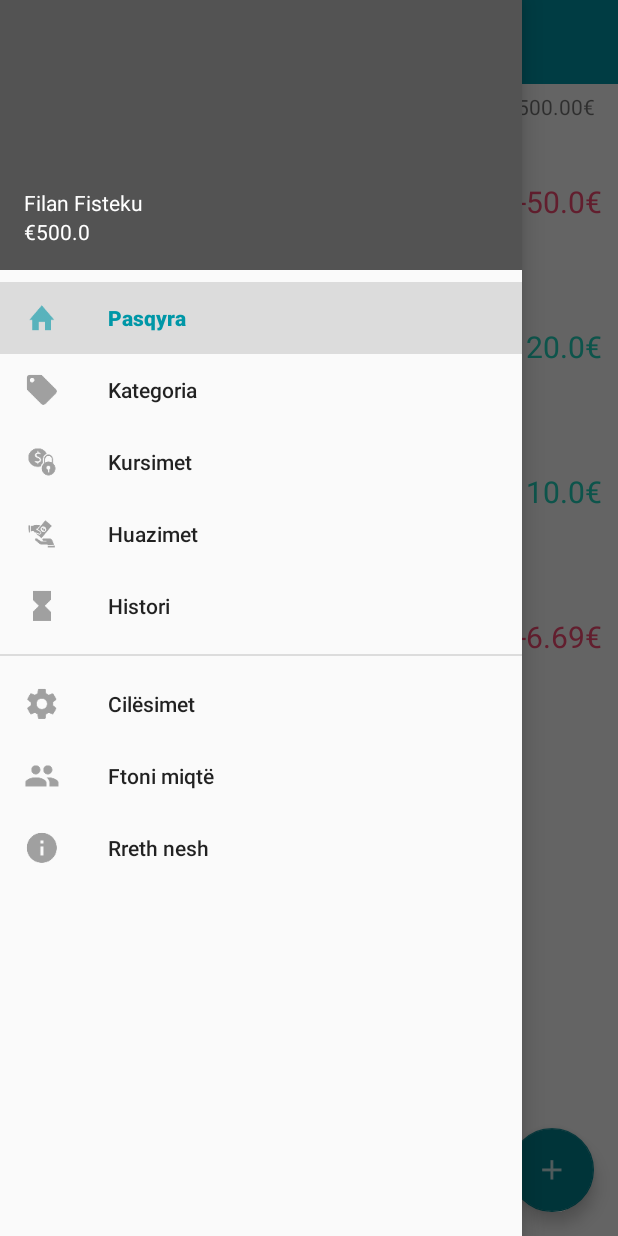
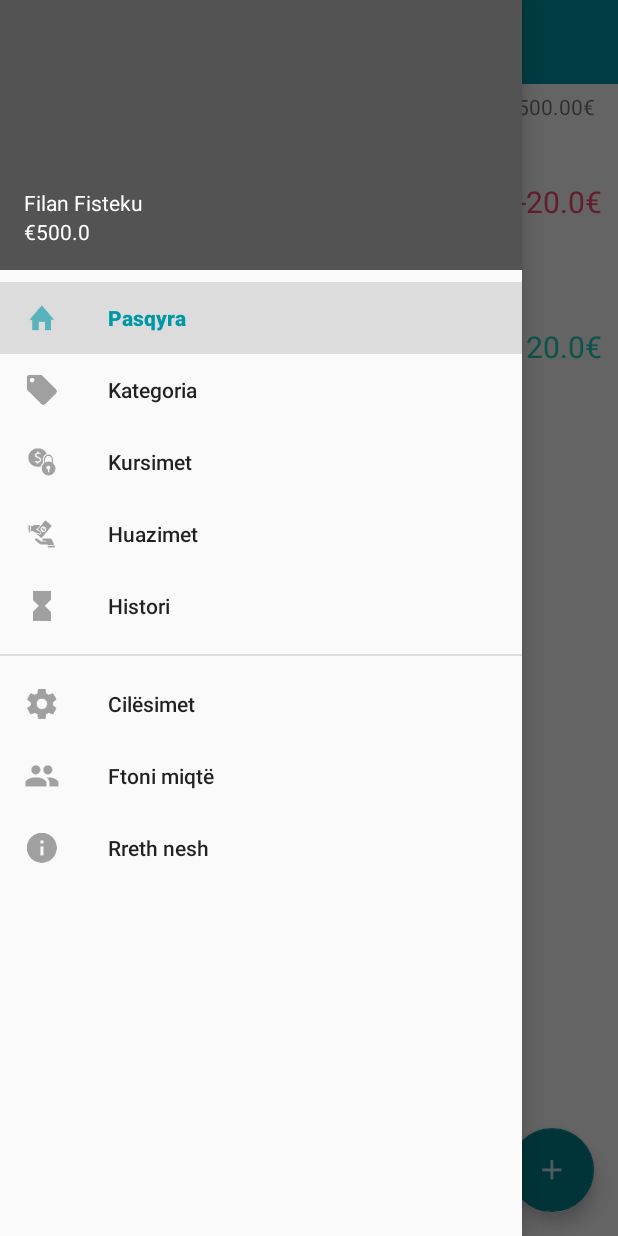
Before and after one commit to berishaerblin/Kuleta-MoneyManager, an Android app: the Pasqyra screen opened directly, with no data from a screen before it, with the side drawer open, on a phone screen of 412 x 824 dp. Run offline under Robolectric (Android 15) with nearby library versions, the light colour scheme and no system bars.

Commit message:
Rikonstruktimi i Kategorive, funksionet per marrjen e te dhenave ne Databaz per tabelen e Kategorive, insertimi i disa te dhenave ne Income dhe Expense!

```diff
--- a/app/src/main/java/com/berishaerblin/moneymanager/Category/Pasqyra/Pasqyra.java
+++ b/app/src/main/java/com/berishaerblin/moneymanager/Category/Pasqyra/Pasqyra.java
@@ -15,6 +15,7 @@ import android.widget.Toast;
 
 import com.berishaerblin.moneymanager.R;
 import com.berishaerblin.moneymanager.dataBase.DataBaseSource;
+import com.berishaerblin.moneymanager.dataBase.model.Balance;
 import com.berishaerblin.moneymanager.dataBase.model.Expense;
 import com.berishaerblin.moneymanager.dataBase.model.Income;
 
@@ -25,6 +26,7 @@ import java.util.List;
 
 /**
  * Created by mergimkrasniqi on 12/26/16.
+ * Edited by berishaerblin & mergimkrasniqi on 12/27/16.
  */
 
 public class Pasqyra extends Fragment {
@@ -42,25 +44,21 @@ public class Pasqyra extends Fragment {
         View v = inflater.inflate(R.layout.fragment_pasqyra, container, false);
 
         floatingActionButton = (FloatingActionButton) v.findViewById(R.id.fab_add);
+
         listView = (ListView)v.findViewById(R.id.Lstpasqyra);
         dataBaseSource = new DataBaseSource(getContext());
         mirrors = new ArrayList<Object>();
+
         SimpleDateFormat dateFormat = new SimpleDateFormat("dd/MM/yyyy");
+//
+//        Balance b = new Balance(500.00);
+//        dataBaseSource.createBalance(b);
 
-        Income i = new Income(1,20.00,dateFormat.format(new Date()),3,1);
-        Income i1 = new Income(1,10.00,dateFormat.format(new Date()),4,1);
-
-        Expense e = new Expense(2,50.00,dateFormat.format(new Date()),8,1);
-        Expense e1 = new Expense(2,6.69,dateFormat.format(new Date()),11,1);
-
-        dataBaseSource.insertIntoExpense(e);
-        dataBaseSource.insertIntoIncome(i);
-
+        Income i = new Income(20.00,dateFormat.format(new Date()),4,1);
+        Expense e = new Expense(20.00,dateFormat.format(new Date()),6,1);
 
         mirrors.add(e);
         mirrors.add(i);
-        mirrors.add(i1);
-        mirrors.add(e1);
 
         customAdapterPasqyra = new CustomAdapterPasqyra(getContext(),mirrors);
         listView.setAdapter(customAdapterPasqyra);
--- a/app/src/main/java/com/berishaerblin/moneymanager/dataBase/model/Expense.java
+++ b/app/src/main/java/com/berishaerblin/moneymanager/dataBase/model/Expense.java
@@ -16,6 +16,13 @@ public class Expense {
     private int fEBalance;
 
     public Expense(){}
+    public Expense(double expenseValue, String expenseDate, int fECategoryType, int fEBalance) {
+        this.expenseValue = expenseValue;
+        this.expenseDate = expenseDate;
+        this.fECategoryType = fECategoryType;
+        this.fEBalance = fEBalance;
+    }
+
     public Expense(int idExpense, double expenseValue, String expenseDate, int fECategoryType, int fEBalance) {
         this.idExpense = idExpense;
         this.expenseValue = expenseValue;
--- a/app/src/main/java/com/berishaerblin/moneymanager/dataBase/model/Income.java
+++ b/app/src/main/java/com/berishaerblin/moneymanager/dataBase/model/Income.java
@@ -15,6 +15,14 @@ public class Income {
     private int fIBalance;
 
     public Income(){}
+
+    public Income(double incomeValue, String incomeDate, int fICategoryType, int fIBalance) {
+        this.incomeValue = incomeValue;
+        this.incomeDate = incomeDate;
+        this.fICategoryType = fICategoryType;
+
+    }
+
     public Income(int idIncome, double incomeValue, String incomeDate, int fICategoryType, int fIBalance) {
         this.idIncome = idIncome;
         this.incomeValue = incomeValue;
--- a/app/src/main/res/layout/fragment_pasqyra.xml
+++ b/app/src/main/res/layout/fragment_pasqyra.xml
@@ -15,7 +15,7 @@
             android:layout_height="wrap_content"
             android:layout_weight="1"
             android:paddingLeft="10dp"
-            android:text="@string/shuma"/>
+            android:text="@string/bilanci"/>
         <TextView
             android:layout_width="wrap_content"
             android:layout_height="wrap_content"
--- a/app/src/main/res/values/strings.xml
+++ b/app/src/main/res/values/strings.xml
@@ -45,7 +45,7 @@
     <string name="app_version">Version 1.0</string>
     <string name="app_date">Dhjetor 2016</string>
     <string name="aboutapp">Money Menager është aplikacion i cili shërben për menaxhimin e parasë, saktësishtë menaxhimin e fitimeve dhe të shpenzimeve mujore. Me anë të këtij aplikacioni ju mund ti shikoni të gjitha harxhimet dhe fitimet që i keni bërë mbrenda një periudhe kohore, poashtu keni mundësinë që ti menaxhoni huazimet apo kursimet tuaja. </string>
-    <string name="shuma">Shuma</string>
+    <string name="bilanci">Bilanci</string>
 
 
 </resources>
```
Also changed, not shown: app/src/main/java/com/berishaerblin/moneymanager/Category/Pasqyra/addInIncomeOrExpense.java (+12 -0 lines), app/src/main/java/com/berishaerblin/moneymanager/dataBase/DataBaseSource.java (+68 -40 lines).
